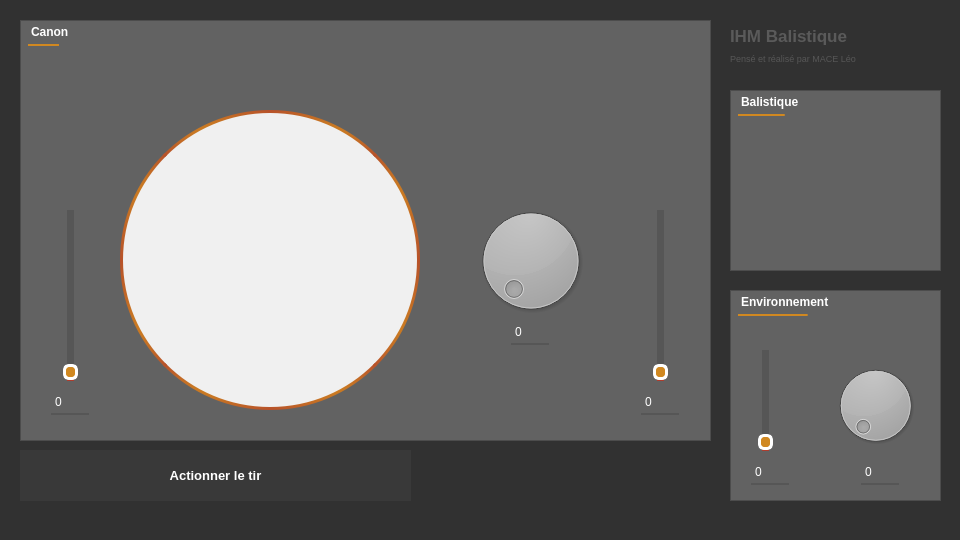
Above: IHM/mainwindow.ui from Tenlutshy/IHM_Balistique before the change. Below: the same form after it.
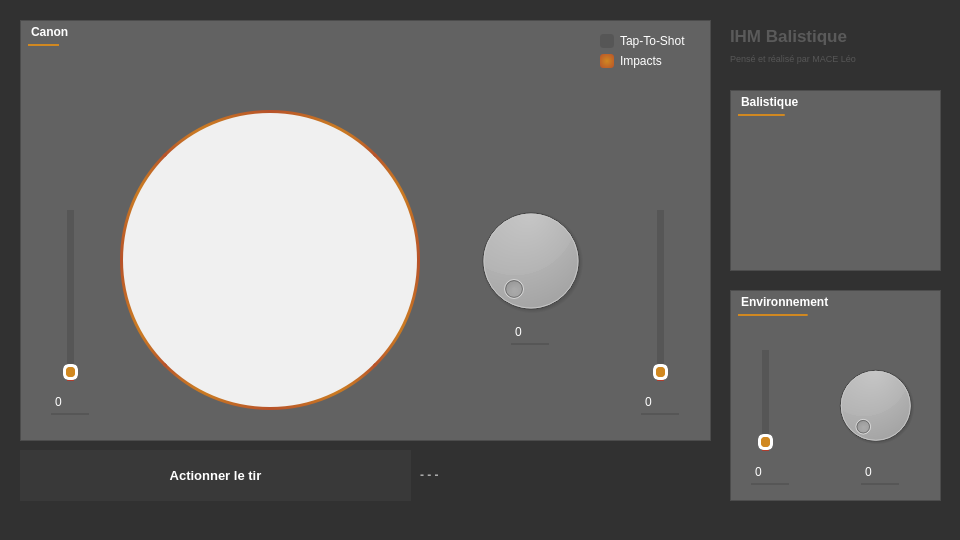
That is the form after the change.

What changed in the file:
```diff
--- a/IHM/mainwindow.ui
+++ b/IHM/mainwindow.ui
@@ -382,6 +382,76 @@
       <number>90</number>
      </property>
     </widget>
+    <widget class="QCheckBox" name="cb_impact">
+     <property name="geometry">
+      <rect>
+       <x>580</x>
+       <y>30</y>
+       <width>78</width>
+       <height>22</height>
+      </rect>
+     </property>
+     <property name="styleSheet">
+      <string notr="true">QCheckBox {
+    background-color: transparent; /* Fond transparent */
+}
+
+/* Style de la QCheckBox non cochée */
+QCheckBox::indicator {
+	background-color: rgb(86, 86, 86);
+	color: white;
+	border-radius:3px;
+}
+
+/* Style de la QCheckBox cochée */
+QCheckBox::indicator:checked {
+	background-color: qradialgradient(spread:pad, cx:0.5, cy:0.5, radius:1.071, fx:0.5, fy:0.5, stop:0 rgba(208, 136, 33, 255), stop:1 rgba(171, 55, 46, 255));
+	color: white;
+	border-radius:3px;
+}</string>
+     </property>
+     <property name="text">
+      <string>Impacts</string>
+     </property>
+     <property name="checked">
+      <bool>true</bool>
+     </property>
+    </widget>
+    <widget class="QCheckBox" name="cb_tts">
+     <property name="geometry">
+      <rect>
+       <x>580</x>
+       <y>10</y>
+       <width>91</width>
+       <height>22</height>
+      </rect>
+     </property>
+     <property name="styleSheet">
+      <string notr="true">QCheckBox {
+    background-color: transparent; /* Fond transparent */
+}
+
+/* Style de la QCheckBox non cochée */
+QCheckBox::indicator {
+	background-color: rgb(86, 86, 86);
+	color: white;
+	border-radius:3px;
+}
+
+/* Style de la QCheckBox cochée */
+QCheckBox::indicator:checked {
+	background-color: qradialgradient(spread:pad, cx:0.5, cy:0.5, radius:1.071, fx:0.5, fy:0.5, stop:0 rgba(208, 136, 33, 255), stop:1 rgba(171, 55, 46, 255));
+	color: white;
+	border-radius:3px;
+}</string>
+     </property>
+     <property name="text">
+      <string>Tap-To-Shot</string>
+     </property>
+     <property name="checked">
+      <bool>false</bool>
+     </property>
+    </widget>
    </widget>
    <widget class="QFrame" name="frame_2">
     <property name="geometry">
@@ -729,6 +799,28 @@
      <string>Pensé et réalisé par MACE Léo</string>
     </property>
    </widget>
+   <widget class="QLabel" name="lb_info">
+    <property name="geometry">
+     <rect>
+      <x>420</x>
+      <y>459</y>
+      <width>291</width>
+      <height>31</height>
+     </rect>
+    </property>
+    <property name="font">
+     <font>
+      <pointsize>9</pointsize>
+      <bold>true</bold>
+     </font>
+    </property>
+    <property name="styleSheet">
+     <string notr="true">color: rgb(170, 170, 170);</string>
+    </property>
+    <property name="text">
+     <string>- - -</string>
+    </property>
+   </widget>
   </widget>
  </widget>
  <resources/>
```
